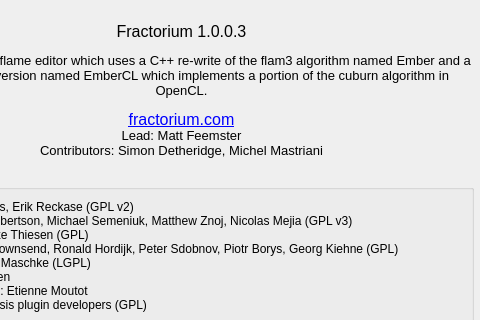
Before: the Qt Designer form Source/Fractorium/AboutDialog.ui in typpos/fractorium, drawn with Qt 5; both pictures show x 116 to 596 and y 0 to 320 of the 596 by 701 pixel window.
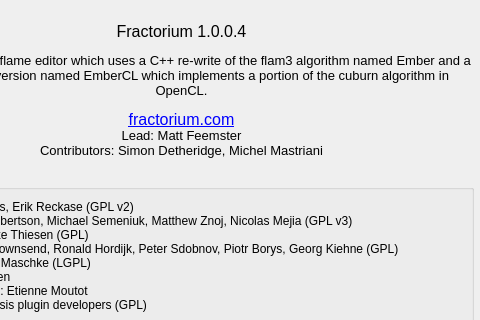
After: the same form once the commit is applied.

Commit message:
05/12/2017 --Bug fixes  -Fractorium would occasionally freeze after dismissing the final render dialog because some values were not properly re-initialized.
--Code changes
 -Remove VS 2013 build files.
 -Qualify sqrt with std:: in ColorTriangle.cpp

Diff of the .ui file:
```diff
--- a/Source/Fractorium/AboutDialog.ui
+++ b/Source/Fractorium/AboutDialog.ui
@@ -58,7 +58,7 @@
     <enum>QFrame::NoFrame</enum>
    </property>
    <property name="text">
-    <string>&lt;html&gt;&lt;head/&gt;&lt;body&gt;&lt;p align=&quot;center&quot;&gt;Fractorium 1.0.0.3&lt;/p&gt;&lt;p align=&quot;center&quot;&gt;&lt;span style=&quot; font-size:10pt;&quot;&gt;A Qt-based fractal flame editor which uses a C++ re-write of the flam3 algorithm named Ember and a GPU capable version named EmberCL which implements a portion of the cuburn algorithm in OpenCL.&lt;/span&gt;&lt;/p&gt;&lt;p align=&quot;center&quot;&gt;&lt;a href=&quot;http://fractorium.com&quot;&gt;&lt;span style=&quot; text-decoration: underline; color:#0000ff;&quot;&gt;fractorium.com&lt;/span&gt;&lt;/a&gt;&lt;span style=&quot; font-size:10pt;&quot;&gt;&lt;br/&gt;Lead: Matt Feemster&lt;br/&gt;Contributors: Simon Detheridge, Michel Mastriani&lt;/span&gt;&lt;/p&gt;&lt;/body&gt;&lt;/html&gt;</string>
+    <string>&lt;html&gt;&lt;head/&gt;&lt;body&gt;&lt;p align=&quot;center&quot;&gt;Fractorium 1.0.0.4&lt;/p&gt;&lt;p align=&quot;center&quot;&gt;&lt;span style=&quot; font-size:10pt;&quot;&gt;A Qt-based fractal flame editor which uses a C++ re-write of the flam3 algorithm named Ember and a GPU capable version named EmberCL which implements a portion of the cuburn algorithm in OpenCL.&lt;/span&gt;&lt;/p&gt;&lt;p align=&quot;center&quot;&gt;&lt;a href=&quot;http://fractorium.com&quot;&gt;&lt;span style=&quot; text-decoration: underline; color:#0000ff;&quot;&gt;fractorium.com&lt;/span&gt;&lt;/a&gt;&lt;span style=&quot; font-size:10pt;&quot;&gt;&lt;br/&gt;Lead: Matt Feemster&lt;br/&gt;Contributors: Simon Detheridge, Michel Mastriani&lt;/span&gt;&lt;/p&gt;&lt;/body&gt;&lt;/html&gt;</string>
    </property>
    <property name="textFormat">
     <enum>Qt::RichText</enum>
```
The commit also changes 40 other files.
